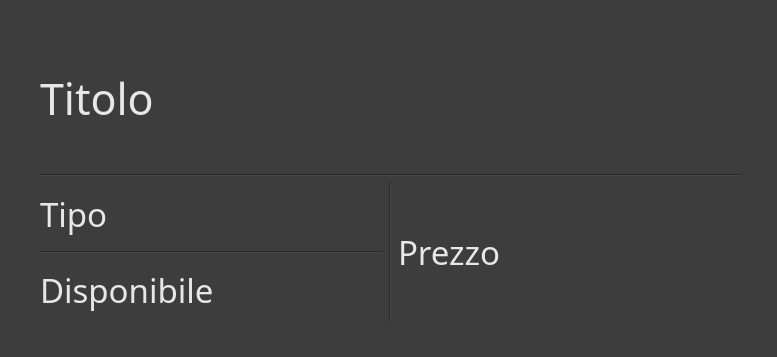
Before: the Qt Designer form posteggio.ui in riccardomalpiedi/parcheggio, drawn with Qt 5.
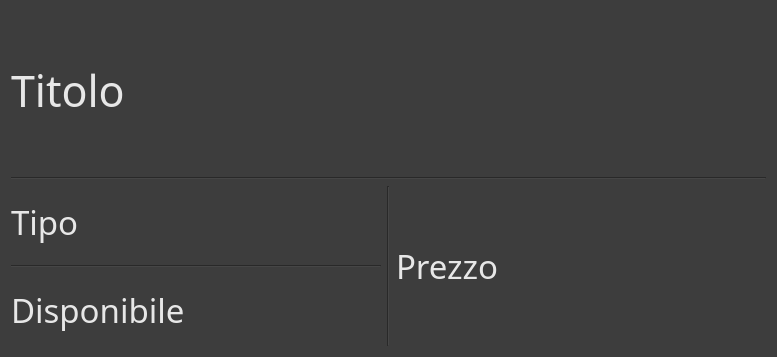
After: the same form once the commit is applied.

What changed in the file:
```diff
--- a/posteggio.ui
+++ b/posteggio.ui
@@ -16,15 +16,8 @@
   <property name="styleSheet">
    <string notr="true">background-color: rgb(61, 61, 61);</string>
   </property>
-  <widget class="QWidget" name="layoutWidget">
-   <property name="geometry">
-    <rect>
-     <x>40</x>
-     <y>30</y>
-     <width>701</width>
-     <height>291</height>
-    </rect>
-   </property>
+  <layout class="QGridLayout" name="gridLayout">
+   <item row="0" column="0">
    <layout class="QVBoxLayout" name="verticalLayout_2">
     <item>
      <widget class="QLabel" name="label_titolo">
@@ -116,7 +109,8 @@
      </layout>
     </item>
    </layout>
-  </widget>
+   </item>
+  </layout>
  </widget>
  <resources/>
  <connections/>
```
Lines whose indentation alone changed are shown as unchanged.
